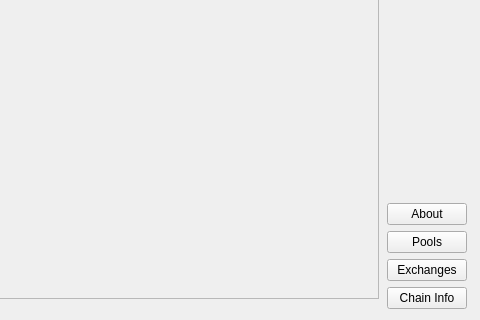
Qt form src/qt/forms/overviewpage.ui (devilking6105/swamp) before a commit; both pictures show x 480 to 960 and y 265 to 585 of the 960 by 585 pixel window.
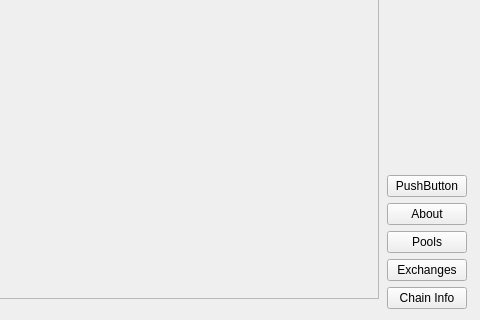
The same form after that commit. Icons and pictures are not drawn.

What changed in the file:
```diff
--- a/src/qt/forms/overviewpage.ui
+++ b/src/qt/forms/overviewpage.ui
@@ -782,6 +782,13 @@
          </property>
         </spacer>
        </item>
+       <item>
+        <widget class="QPushButton" name="privateSendInfo2">
+         <property name="text">
+          <string>PushButton</string>
+         </property>
+        </widget>
+       </item>
        <item>
         <widget class="QPushButton" name="pushButton_4">
          <property name="toolTip">
```
